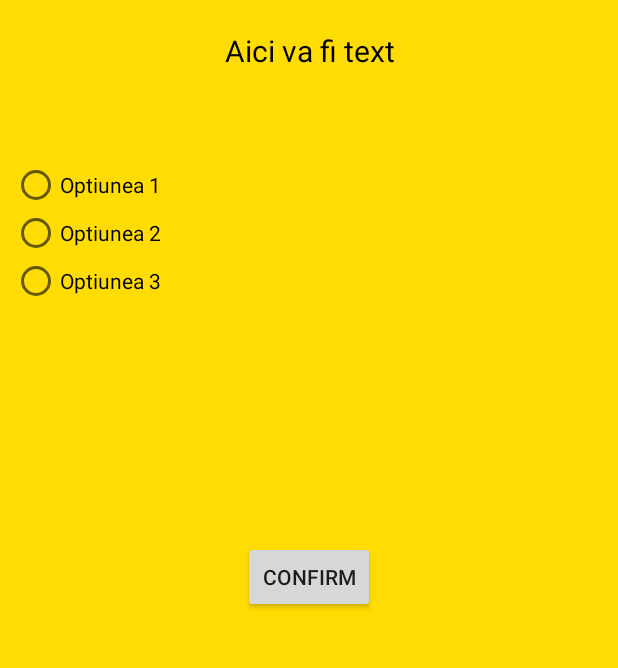
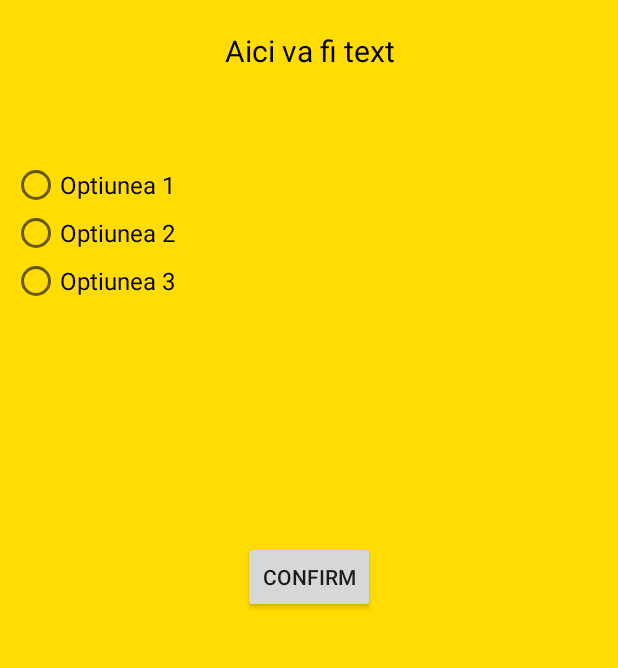
Before and after one commit to nechiulia/KidsQ-A, an Android app: the IntrebariActivitate screen opened directly, with no data from a screen before it, on a phone screen of 412 x 824 dp, the part 387-1055 px from its top. Run offline under Robolectric (Android 15) with nearby library versions, the phone set to English and light mode, and no system bars; our stand-ins replace Picasso; pictures from the network do not load; 7 statements that could not run were skipped.

Commit message:
Faza2 final

```diff
--- a/app/build.gradle
+++ b/app/build.gradle
@@ -4,7 +4,7 @@ android {
     compileSdkVersion 28
     defaultConfig {
         applicationId "com.example.docta.myapplication"
-        minSdkVersion 16
+        minSdkVersion 15
         targetSdkVersion 28
         versionCode 1
         versionName "1.0"
@@ -32,6 +32,5 @@ dependencies {
     //Librarii Adaugate
     implementation 'com.android.support:design:28.0.0'
     implementation 'com.squareup.picasso:picasso:2.5.2'
-    implementation 'br.com.simplepass:loading-button-android:1.7.2'
 
 }
--- a/app/src/main/java/com/example/docta/myapplication/PaginaPrincipalaJocActivitate.java
+++ b/app/src/main/java/com/example/docta/myapplication/PaginaPrincipalaJocActivitate.java
@@ -4,8 +4,6 @@ import android.annotation.SuppressLint;
 import android.app.ProgressDialog;
 import android.content.Intent;
 import android.content.SharedPreferences;
-import android.graphics.BitmapFactory;
-import android.graphics.Color;
 import android.os.Handler;
 import android.os.Message;
 import android.support.v7.app.AppCompatActivity;
@@ -26,7 +24,6 @@ import org.json.JSONException;
 
 import java.util.ArrayList;
 
-import br.com.simplepass.loading_button_lib.customViews.CircularProgressButton;
 
 public class PaginaPrincipalaJocActivitate extends AppCompatActivity {
 
@@ -69,9 +66,6 @@ public class PaginaPrincipalaJocActivitate extends AppCompatActivity {
                             if(!isChecked) {
                                 incarcareDate();
                             }
-//                            if (this.getDone().equals("done")) {
-//                                Toast.makeText(getApplicationContext(), "S-au incarcat testele!", Toast.LENGTH_LONG).show();
-//                            }
                         } catch (JSONException e) {
                             e.printStackTrace();
                             Toast.makeText(getApplicationContext(), getString(R.string.jucam_parsare_eroare), Toast.LENGTH_LONG).show();
--- a/app/src/main/java/com/example/docta/myapplication/util/Constante.java
+++ b/app/src/main/java/com/example/docta/myapplication/util/Constante.java
@@ -30,9 +30,9 @@ public interface Constante {
     String CATEGORIE_MATEMATICA="matematica";
     String CATEGORIE_ANIMALE="animale";
     String CATEGORIE_LITERE="litere";
-    String CATEGORIE_FRUCTE="fructe și legume";
+    String CATEGORIE_FRUCTE="fructe si legume";
     String CATEGORIE_VIATA="viata-de-zi-cu-zi";
-    String URL_JSON_TESTE="https://api.myjson.com/bins/16spxe";
+    String URL_JSON_TESTE="https://api.myjson.com/bins/v2psq";
 
 
 }
--- a/app/src/main/res/layout/activitate_intrebari.xml
+++ b/app/src/main/res/layout/activitate_intrebari.xml
@@ -60,19 +60,22 @@
             android:id="@+id/intrebari_rb_raspuns1"
             android:layout_width="wrap_content"
             android:layout_height="wrap_content"
-            android:text="@string/intrebari_rb_raspuns1_str" />
+            android:text="@string/intrebari_rb_raspuns1_str"
+            android:textSize="16sp" />
 
         <RadioButton
             android:id="@+id/intrebari_rb_raspuns2"
             android:layout_width="wrap_content"
             android:layout_height="wrap_content"
-            android:text="@string/intrebari_rb_raspuns2_str" />
+            android:text="@string/intrebari_rb_raspuns2_str"
+            android:textSize="16sp" />
 
         <RadioButton
             android:id="@+id/intrebari_rb_raspuns3"
             android:layout_width="wrap_content"
             android:layout_height="wrap_content"
-            android:text="@string/intrebari_rb_raspuns3_str" />
+            android:text="@string/intrebari_rb_raspuns3_str"
+            android:textSize="16sp" />
 
     </RadioGroup>
 
```
